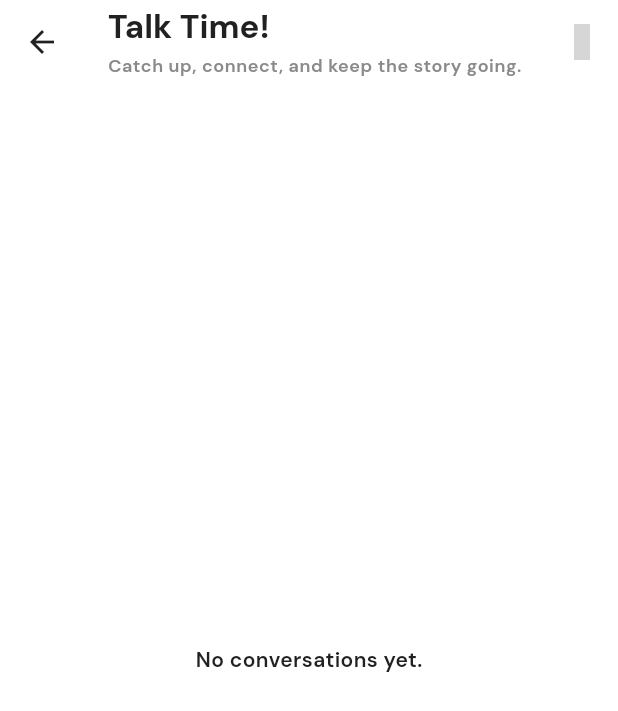
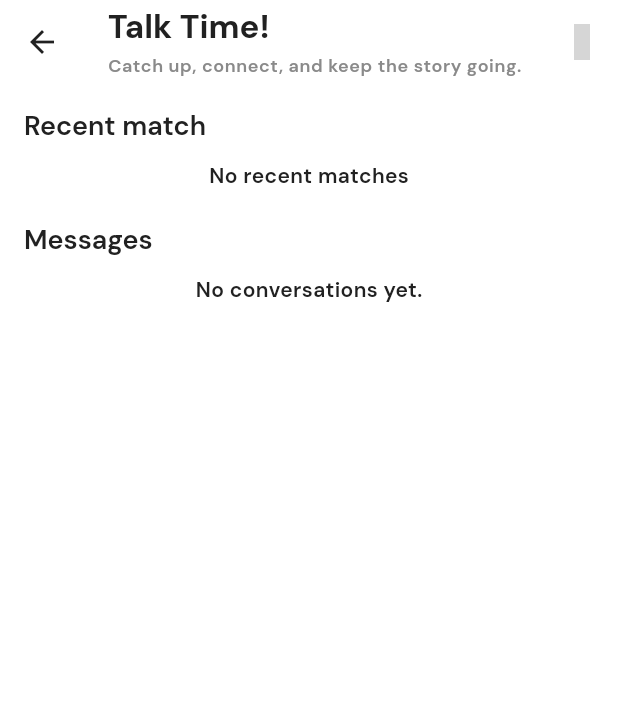
Before and after one commit to mimoriam/firstgenapp, a Flutter app: the ChatsScreen screen opened directly, on a phone screen of 412 x 824 dp. Shown: the top 711 px of the screen. Run offline on Flutter 3.47's test engine with Material 3 defaults, Android fonts, the phone set to English and light mode, and no system bars; our stand-ins replace cloud_firestore, country_picker, firebase_auth, firebase_core, firebase_database, flutter_card_swiper and 13 more; missing offline and left inert: country_flags, marqueer, tap_debouncer; accounts and stored records are empty; grey boxes are pictures that could not be loaded.

Commit message:
chat functionality preliminary v3

```diff
--- a/lib/screens/dashboard/navbar_content/chats/chats_screen.dart
+++ b/lib/screens/dashboard/navbar_content/chats/chats_screen.dart
@@ -9,14 +9,70 @@ import 'package:iconsax_flutter/iconsax_flutter.dart';
 import 'package:persistent_bottom_nav_bar/persistent_bottom_nav_bar.dart';
 import 'package:provider/provider.dart';
 
-class ChatsScreen extends StatefulWidget {
+class ChatsScreen extends StatelessWidget {
   const ChatsScreen({super.key});
 
   @override
-  State<ChatsScreen> createState() => _ChatsScreenState();
+  Widget build(BuildContext context) {
+    final textTheme = Theme.of(context).textTheme;
+
+    return Scaffold(
+      backgroundColor: AppColors.primaryBackground,
+      appBar: AppBar(
+        backgroundColor: AppColors.primaryBackground,
+        elevation: 0,
+        scrolledUnderElevation: 0,
+        title: Column(
+          crossAxisAlignment: CrossAxisAlignment.start,
+          children: [
+            Text('Talk Time!', style: textTheme.headlineSmall),
+            const SizedBox(height: 4),
+            Text(
+              'Catch up, connect, and keep the story going.',
+              style: textTheme.bodySmall,
+            ),
+          ],
+        ),
+        actions: [
+          IconButton(
+            onPressed: () {},
+            icon: const Icon(
+              IconlyLight.search,
+              color: AppColors.textSecondary,
+              size: 24,
+            ),
+          ),
+        ],
+      ),
+      body: ListView(
+        padding: const EdgeInsets.symmetric(horizontal: 16.0),
+        children: [
+          const SizedBox(height: 16),
+          _buildSectionHeader('Recent match', textTheme),
+          const SizedBox(height: 12),
+          const RecentMatchesList(),
+          const SizedBox(height: 20),
+          _buildSectionHeader('Messages', textTheme),
+          const SizedBox(height: 12),
+          const ConversationsList(),
+        ],
+      ),
+    );
+  }
+
+  Widget _buildSectionHeader(String title, TextTheme textTheme) {
+    return Text(title, style: textTheme.titleLarge);
+  }
 }
 
-class _ChatsScreenState extends State<ChatsScreen> {
+class RecentMatchesList extends StatefulWidget {
+  const RecentMatchesList({super.key});
+
+  @override
+  State<RecentMatchesList> createState() => _RecentMatchesListState();
+}
+
+class _RecentMatchesListState extends State<RecentMatchesList> {
   late Future<List<Map<String, String>>> _recentMatchesFuture;
 
   @override
@@ -30,107 +86,11 @@ class _ChatsScreenState extends State<ChatsScreen> {
       context,
       listen: false,
     );
-    final users = await firebaseService.getRecentUsers();
-    return users.map((user) {
-      final data = user.data();
-      return {
-        'name': data['fullName'] as String? ?? 'No Name',
-        'avatar':
-            data['profileImageUrl'] as String? ??
-            'https://picsum.photos/seed/${data['uid']}/200/200',
-      };
-    }).toList();
+    return await firebaseService.getRecentUsers();
   }
 
   @override
   Widget build(BuildContext context) {
-    final textTheme = Theme.of(context).textTheme;
-    final firebaseService = Provider.of<FirebaseService>(context);
-
-    return Scaffold(
-      backgroundColor: AppColors.primaryBackground,
-      appBar: AppBar(
-        backgroundColor: AppColors.primaryBackground,
-        elevation: 0,
-        scrolledUnderElevation: 0,
-        title: Column(
-          crossAxisAlignment: CrossAxisAlignment.start,
-          children: [
-            Text(
-              'Talk Time!',
-              // UPDATED: Inherited from theme
-              style: textTheme.headlineSmall,
-            ),
-            const SizedBox(height: 4),
-            Text(
-              'Catch up, connect, and keep the story going.',
-              // UPDATED: Inherited from theme
-              style: textTheme.bodySmall,
-            ),
-          ],
-        ),
-        actions: [
-          IconButton(
-            onPressed: () {},
-            icon: const Icon(
-              // Icons.search,
-              IconlyLight.search,
-              color: AppColors.textSecondary,
-              size: 24,
-            ),
-          ),
-        ],
-      ),
-      body: StreamBuilder<List<Conversation>>(
-        stream: firebaseService.getConversations(),
-        builder: (context, snapshot) {
-          if (snapshot.connectionState == ConnectionState.waiting) {
-            return const Center(child: CircularProgressIndicator());
-          }
-          if (snapshot.hasError) {
-            return Center(child: Text('Error: ${snapshot.error}'));
-          }
-          if (!snapshot.hasData || snapshot.data!.isEmpty) {
-            return const Center(child: Text('No conversations yet.'));
-          }
-
-          final conversations = snapshot.data!;
-
-          return ListView(
-            padding: const EdgeInsets.symmetric(horizontal: 16.0),
-            children: [
-              // UPDATED: Reduced spacing
-              const SizedBox(height: 16),
-              _buildSectionHeader('Recent match', textTheme),
-              const SizedBox(height: 12),
-              _buildRecentMatchesList(),
-              // UPDATED: Reduced spacing
-              const SizedBox(height: 20),
-              _buildSectionHeader('Messages', textTheme),
-              const SizedBox(height: 12),
-              ...conversations.map(
-                (conversation) => Padding(
-                  // UPDATED: Reduced padding
-                  padding: const EdgeInsets.only(bottom: 12.0),
-                  child: _buildChatItem(conversation),
-                ),
-              ),
-            ],
-          );
-        },
-      ),
-    );
-  }
-
-  Widget _buildSectionHeader(String title, TextTheme textTheme) {
-    return Text(
-      title,
-      // UPDATED: Inherited from theme
-      style: textTheme.titleLarge,
-    );
-  }
-
-  Widget _buildRecentMatchesList() {
     return FutureBuilder<List<Map<String, String>>>(
       future: _recentMatchesFuture,
       builder: (context, snapshot) {
@@ -142,7 +102,6 @@ class _ChatsScreenState extends State<ChatsScreen> {
         }
         final matches = snapshot.data!;
         return SizedBox(
-          // UPDATED: Reduced height for compactness
           height: 75,
           child: ListView.builder(
             scrollDirection: Axis.horizontal,
@@ -154,14 +113,12 @@ class _ChatsScreenState extends State<ChatsScreen> {
                 child: Column(
                   children: [
                     CircleAvatar(
-                      // UPDATED: Reduced size
                       radius: 26,
                       backgroundImage: NetworkImage(match['avatar']!),
                     ),
                     const SizedBox(height: 6),
                     Text(
                       match['name']!,
-                      // UPDATED: Inherited from theme
                       style: Theme.of(context).textTheme.bodySmall,
                     ),
                   ],
@@ -173,28 +130,61 @@ class _ChatsScreenState extends State<ChatsScreen> {
       },
     );
   }
+}
 
-  Widget _buildChatItem(Conversation conversation) {
+class ConversationsList extends StatelessWidget {
+  const ConversationsList({super.key});
+
+  @override
+  Widget build(BuildContext context) {
+    final firebaseService = Provider.of<FirebaseService>(context);
+    return StreamBuilder<List<Conversation>>(
+      stream: firebaseService.getConversations(),
+      builder: (context, snapshot) {
+        if (snapshot.connectionState == ConnectionState.waiting) {
+          return const Center(child: CircularProgressIndicator());
+        }
+        if (snapshot.hasError) {
+          return Center(child: Text('Error: ${snapshot.error}'));
+        }
+        if (!snapshot.hasData || snapshot.data!.isEmpty) {
+          return const Center(child: Text('No conversations yet.'));
+        }
+
+        final conversations = snapshot.data!;
+        return ListView.builder(
+          shrinkWrap: true,
+          physics: const NeverScrollableScrollPhysics(),
+          itemCount: conversations.length,
+          itemBuilder: (context, index) {
+            final conversation = conversations[index];
+            return Padding(
+              padding: const EdgeInsets.only(bottom: 12.0),
+              child: _buildChatItem(context, conversation),
+            );
+          },
+        );
+      },
+    );
+  }
+
+  Widget _buildChatItem(BuildContext context, Conversation conversation) {
     final textTheme = Theme.of(context).textTheme;
 
     return GestureDetector(
       onTap: () {
-        if (context.mounted) {
-          PersistentNavBarNavigator.pushNewScreen(
-            context,
-            screen: ConversationScreen(conversation: conversation),
-            withNavBar: false,
-          );
-        }
+        PersistentNavBarNavigator.pushNewScreen(
+          context,
+          screen: ConversationScreen(conversation: conversation),
+          withNavBar: false,
+        );
       },
       child: Row(
         children: [
           CircleAvatar(
-            // UPDATED: Reduced size
             radius: 26,
             backgroundImage: NetworkImage(conversation.otherUser.avatarUrl),
           ),
-          // UPDATED: Reduced spacing
           const SizedBox(width: 10),
           Expanded(
             child: Column(
@@ -202,7 +192,6 @@ class _ChatsScreenState extends State<ChatsScreen> {
               children: [
                 Text(
                   conversation.otherUser.name,
-                  // UPDATED: Inherited from theme
                   style: textTheme.bodyMedium?.copyWith(
                     fontWeight: FontWeight.bold,
                   ),
@@ -213,7 +202,6 @@ class _ChatsScreenState extends State<ChatsScreen> {
                 Row(
                   children: [
                     const Icon(
-                      // Icons.history,
                       Iconsax.export_2_copy,
                       size: 14,
                       color: AppColors.textSecondary,
@@ -222,7 +210,6 @@ class _ChatsScreenState extends State<ChatsScreen> {
                     Expanded(
                       child: Text(
                         conversation.lastMessage,
-                        // UPDATED: Inherited from theme
                         style: textTheme.bodySmall,
                         maxLines: 1,
                         overflow: TextOverflow.ellipsis,
@@ -233,18 +220,16 @@ class _ChatsScreenState extends State<ChatsScreen> {
               ],
             ),
           ),
-          // UPDATED: Reduced spacing
           const SizedBox(width: 10),
           Column(
             crossAxisAlignment: CrossAxisAlignment.end,
             children: [
               Text(
                 TimeAgo.format(conversation.lastMessageTimestamp),
-                // UPDATED: Inherited from theme
                 style: textTheme.bodySmall,
               ),
               const SizedBox(height: 6),
-              _buildStatusIndicator(conversation, textTheme),
+              _buildStatusIndicator(context, conversation, textTheme),
             ],
           ),
         ],
@@ -252,7 +237,11 @@ class _ChatsScreenState extends State<ChatsScreen> {
     );
   }
 
-  Widget _buildStatusIndicator(Conversation conversation, TextTheme textTheme) {
+  Widget _buildStatusIndicator(
+    BuildContext context,
+    Conversation conversation,
+    TextTheme textTheme,
+  ) {
     final currentUser = Provider.of<FirebaseService>(
       context,
       listen: false,
@@ -269,7 +258,6 @@ class _ChatsScreenState extends State<ChatsScreen> {
         child: Center(
           child: Text(
             conversation.unreadCount.toString(),
-            // UPDATED: Inherited from theme
             style: textTheme.bodySmall?.copyWith(
               color: Colors.white,
               fontWeight: FontWeight.bold,
```
Also changed, not shown: lib/screens/dashboard/navbar_content/search/match_detail_for_search/match_detail_for_search_screen.dart (+4 -14 lines), lib/screens/dashboard/navbar_content/search/search_screen.dart (+27 -0 lines), lib/services/firebase_service.dart (+19 -11 lines).
